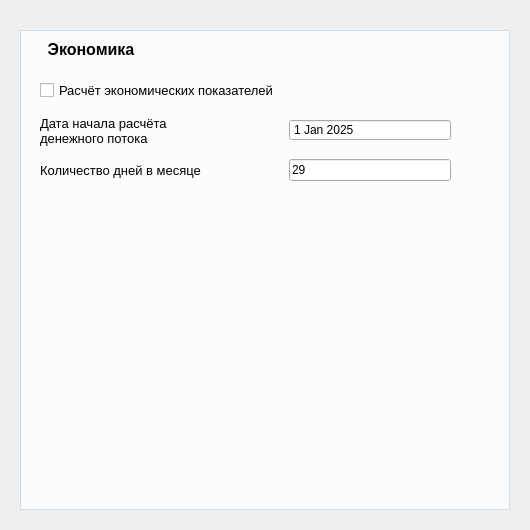
First picture: the form in app/gui/widgets/economy.ui, repository Alina-Murzakova/Infill_drilling, before the edit.
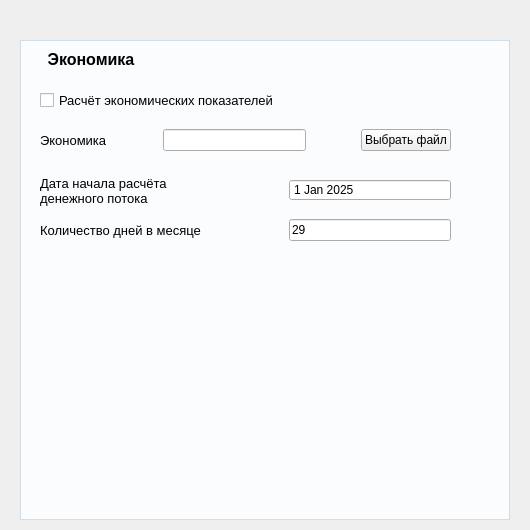
Second picture: the form after the edit.

What changed in the file:
```diff
--- a/app/gui/widgets/economy.ui
+++ b/app/gui/widgets/economy.ui
@@ -17,7 +17,7 @@
    <property name="geometry">
     <rect>
      <x>20</x>
-     <y>30</y>
+     <y>40</y>
      <width>490</width>
      <height>480</height>
     </rect>
@@ -53,7 +53,7 @@
     <property name="geometry">
      <rect>
       <x>20</x>
-      <y>80</y>
+      <y>130</y>
       <width>421</width>
       <height>41</height>
      </rect>
@@ -100,7 +100,7 @@
     <property name="geometry">
      <rect>
       <x>20</x>
-      <y>120</y>
+      <y>170</y>
       <width>421</width>
       <height>41</height>
      </rect>
@@ -157,6 +157,49 @@
      <string>Расчёт экономических показателей</string>
     </property>
    </widget>
+   <widget class="QWidget" name="horizontalLayoutWidget_47">
+    <property name="geometry">
+     <rect>
+      <x>20</x>
+      <y>80</y>
+      <width>421</width>
+      <height>41</height>
+     </rect>
+    </property>
+    <layout class="QHBoxLayout" name="hlEconomy" stretch="0,0,0">
+     <property name="spacing">
+      <number>55</number>
+     </property>
+     <property name="rightMargin">
+      <number>10</number>
+     </property>
+     <item>
+      <widget class="QLabel" name="lblEconomy">
+       <property name="font">
+        <font>
+         <pointsize>10</pointsize>
+        </font>
+       </property>
+       <property name="text">
+        <string>Экономика</string>
+       </property>
+       <property name="wordWrap">
+        <bool>true</bool>
+       </property>
+      </widget>
+     </item>
+     <item>
+      <widget class="QLineEdit" name="leEconomy"/>
+     </item>
+     <item>
+      <widget class="QPushButton" name="btnEconomy">
+       <property name="text">
+        <string>Выбрать файл</string>
+       </property>
+      </widget>
+     </item>
+    </layout>
+   </widget>
   </widget>
  </widget>
  <resources/>
```
Left out of the diff: 2 changed lines with no effect on the pictures.
